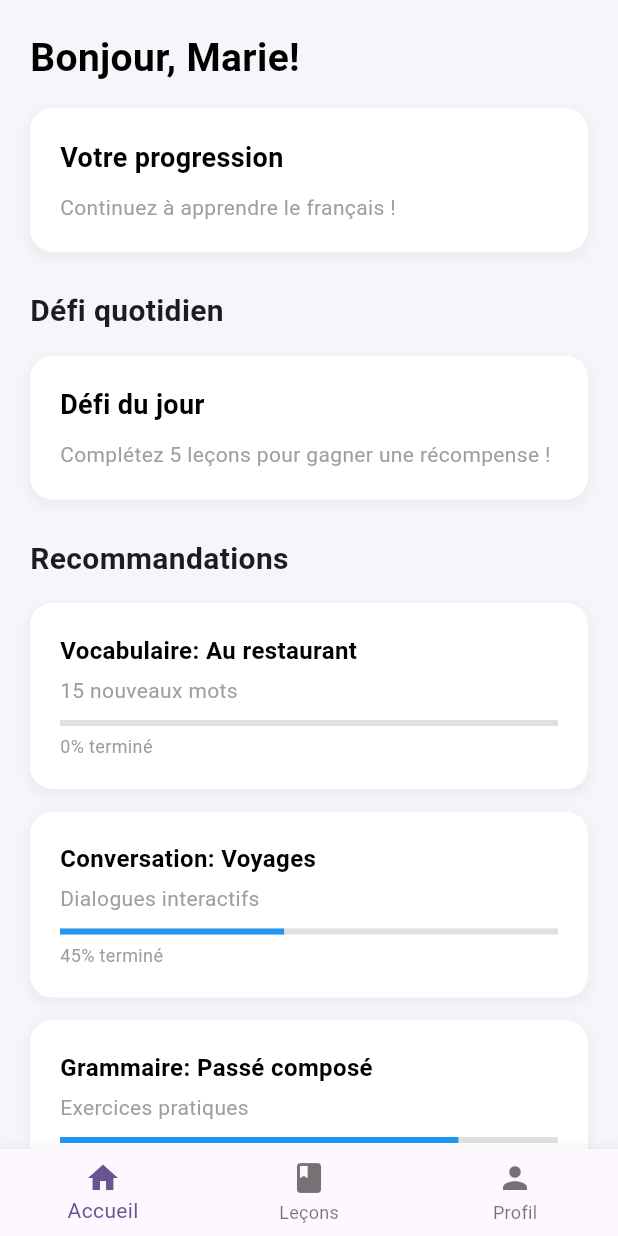
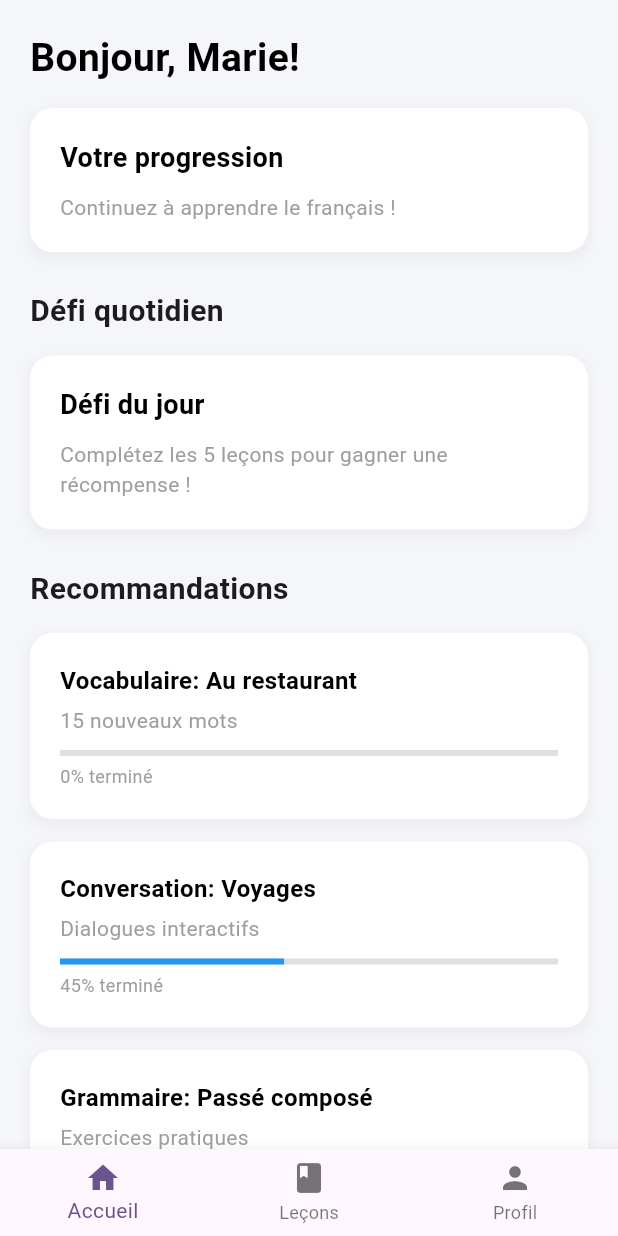
Before and after one commit to Ju0ju0/LinguaPro, a Flutter app: the HomeScreen screen opened directly, on a phone screen of 412 x 824 dp. Run offline on Flutter 3.47's test engine with Material 3 defaults, Android fonts, the light colour scheme and no system bars.

Commit message:
Update home.dart

```diff
--- a/lib/home.dart
+++ b/lib/home.dart
@@ -158,7 +158,7 @@ class HomeScreen extends StatelessWidget {
           ),
           SizedBox(height: 10),
           Text(
-            "Complétez 5 leçons pour gagner une récompense !",
+            "Complétez les 5 leçons pour gagner une récompense !",
             style: TextStyle(
               fontSize: 14,
               color: Colors.grey,
@@ -230,7 +230,7 @@ class HomeScreen extends StatelessWidget {
       children: [
         _statItem('Leçons', '12'),
         _statItem('Mots', '245'),
-        _statItem('Jours', '7'),
+        _statItem('Jours', '15'),
       ],
     );
   }
```
